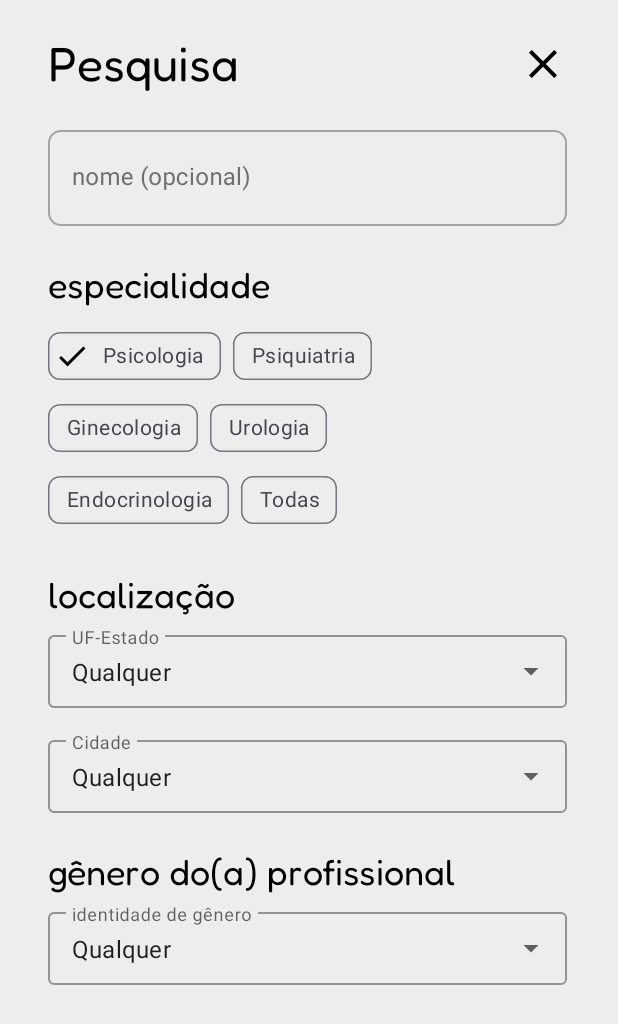
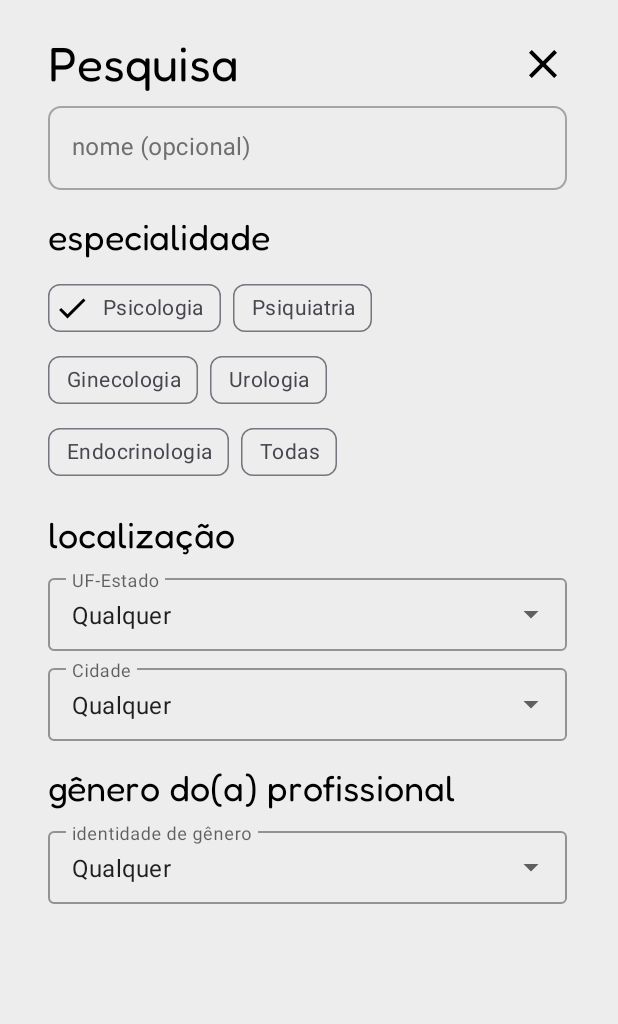
Before and after one commit to Time-07/app-android, an Android app: the SearchFragment screen opened through its navigation route, on a phone screen of 412 x 824 dp. Shown: the top 1024 px of the screen. Run offline under Robolectric (Android 15) with nearby library versions, the phone set to English and light mode, and no system bars.

Commit message:
Fixing dimensions

```diff
--- a/app/src/main/res/layout/fragment_search.xml
+++ b/app/src/main/res/layout/fragment_search.xml
@@ -30,8 +30,8 @@
         style="@style/Login_Input_text_layout"
         android:id="@+id/tilSpecialistNameSearch"
         android:layout_width="0dp"
-        android:layout_height="64dp"
-        android:layout_marginTop="24dp"
+        android:layout_height="wrap_content"
+        android:layout_marginTop="8dp"
         app:layout_constraintTop_toBottomOf="@id/tvSearchLabelText"
         app:layout_constraintStart_toStartOf="@id/guidelineStart"
         app:layout_constraintEnd_toEndOf="@id/guidelineEnd"
@@ -55,7 +55,7 @@
         android:id="@+id/tvSpecialtyFilterTitle"
         android:layout_width="wrap_content"
         android:layout_height="wrap_content"
-        android:layout_marginTop="24dp"
+        android:layout_marginTop="16dp"
         android:text="@string/specialty_subtitle_text"
         app:layout_constraintStart_toStartOf="@+id/guidelineStart"
         app:layout_constraintTop_toBottomOf="@+id/tilSpecialistNameSearch" />
@@ -163,7 +163,7 @@
         android:id="@+id/tvLocalizationSubtitle"
         android:layout_width="wrap_content"
         android:layout_height="wrap_content"
-        android:layout_marginTop="24dp"
+        android:layout_marginTop="16dp"
         android:text="@string/localization_subtitle_text"
         app:layout_constraintStart_toStartOf="@+id/guidelineStart"
         app:layout_constraintTop_toBottomOf="@+id/chipGroup" />
@@ -173,7 +173,7 @@
         style="@style/Widget.MaterialComponents.TextInputLayout.OutlinedBox.Dense.ExposedDropdownMenu"
         android:layout_width="0dp"
         android:layout_height="wrap_content"
-        android:layout_marginTop="6dp"
+        android:layout_marginTop="8dp"
         android:hint="@string/text_input_hint_menu_localization_state"
         app:layout_constraintEnd_toStartOf="@+id/guidelineEnd"
         app:layout_constraintStart_toStartOf="@+id/guidelineStart"
@@ -192,7 +192,7 @@
         style="@style/Widget.MaterialComponents.TextInputLayout.OutlinedBox.Dense.ExposedDropdownMenu"
         android:layout_width="0dp"
         android:layout_height="wrap_content"
-        android:layout_marginTop="16dp"
+        android:layout_marginTop="6dp"
         android:hint="@string/text_input_hint_menu_localization_city"
         app:layout_constraintEnd_toStartOf="@+id/guidelineEnd"
         app:layout_constraintStart_toStartOf="@+id/guidelineStart"
@@ -211,7 +211,7 @@
         android:id="@+id/tvGenderSubtitle"
         android:layout_width="wrap_content"
         android:layout_height="wrap_content"
-        android:layout_marginTop="24dp"
+        android:layout_marginTop="16dp"
         android:text="@string/gender_subtitle_text"
         app:layout_constraintStart_toStartOf="@+id/guidelineStart"
         app:layout_constraintTop_toBottomOf="@+id/tiLocalizationFilterMenuCity" />
@@ -221,7 +221,7 @@
         style="@style/Widget.MaterialComponents.TextInputLayout.OutlinedBox.Dense.ExposedDropdownMenu"
         android:layout_width="0dp"
         android:layout_height="wrap_content"
-        android:layout_marginTop="6dp"
+        android:layout_marginTop="8dp"
         android:hint="@string/text_input_hint_menu_gender"
         app:layout_constraintEnd_toStartOf="@+id/guidelineEnd"
         app:layout_constraintStart_toStartOf="@+id/guidelineStart"
```
